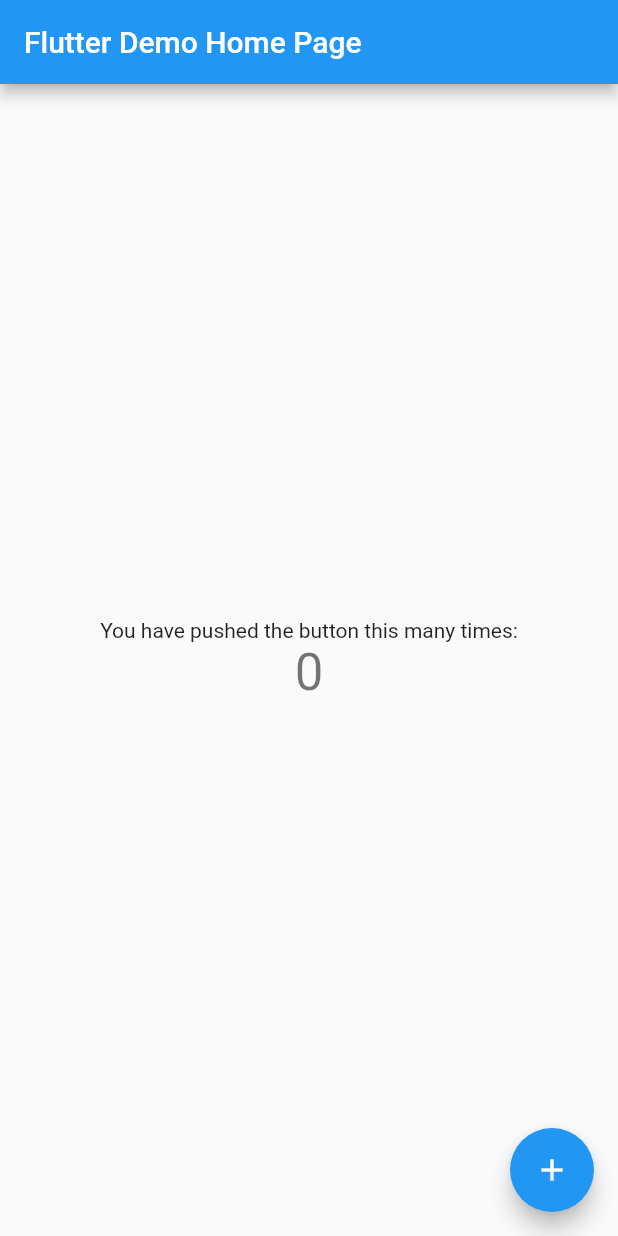
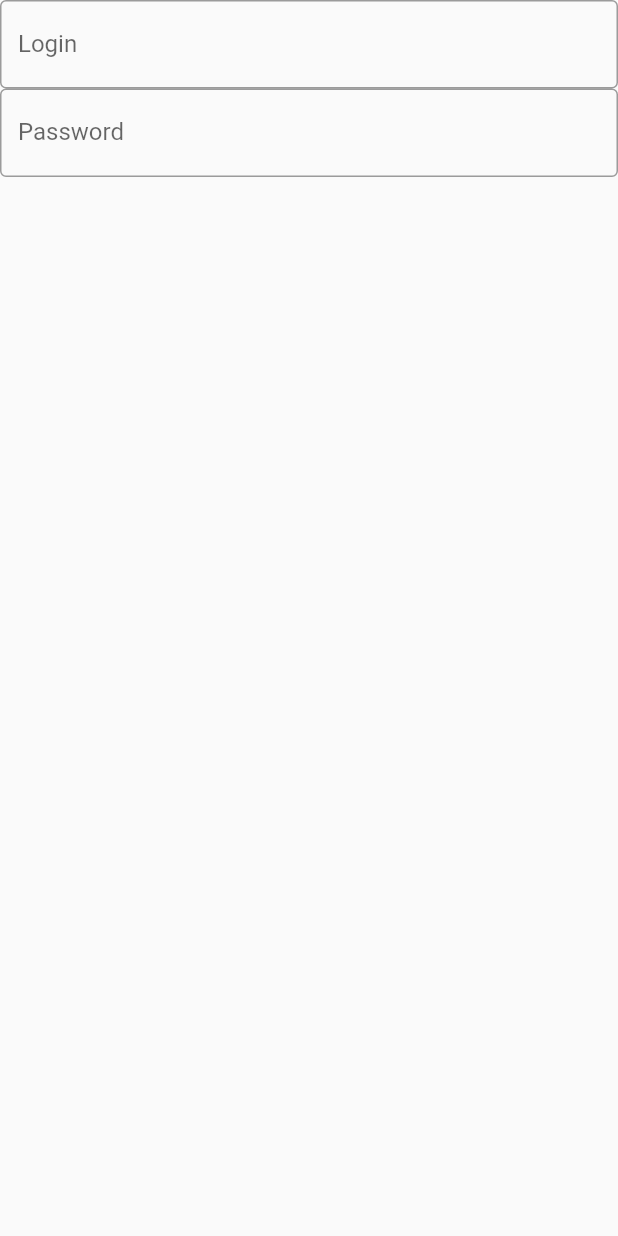
Before and after one commit to Fasteel/muscuapp, a Flutter app: the screen it shows after launch, on a phone screen of 412 x 824 dp. Run offline on Flutter 3.47's test engine with Material 2 defaults, Android fonts, the phone set to English and light mode, and no system bars.

```diff
--- a/frontend/lib/main.dart
+++ b/frontend/lib/main.dart
@@ -7,109 +7,50 @@ void main() {
 class MyApp extends StatelessWidget {
   const MyApp({Key? key}) : super(key: key);
 
-  // This widget is the root of your application.
   @override
   Widget build(BuildContext context) {
     return MaterialApp(
-      title: 'Flutter Demo',
+      title: 'Muscuapp',
       theme: ThemeData(
-        // This is the theme of your application.
-        //
-        // Try running your application with "flutter run". You'll see the
-        // application has a blue toolbar. Then, without quitting the app, try
-        // changing the primarySwatch below to Colors.green and then invoke
-        // "hot reload" (press "r" in the console where you ran "flutter run",
-        // or simply save your changes to "hot reload" in a Flutter IDE).
-        // Notice that the counter didn't reset back to zero; the application
-        // is not restarted.
         primarySwatch: Colors.blue,
       ),
-      home: const MyHomePage(title: 'Flutter Demo Home Page'),
+      home: const Login(),
     );
   }
 }
 
-class MyHomePage extends StatefulWidget {
-  const MyHomePage({Key? key, required this.title}) : super(key: key);
-
-  // This widget is the home page of your application. It is stateful, meaning
-  // that it has a State object (defined below) that contains fields that affect
-  // how it looks.
-
-  // This class is the configuration for the state. It holds the values (in this
-  // case the title) provided by the parent (in this case the App widget) and
-  // used by the build method of the State. Fields in a Widget subclass are
-  // always marked "final".
-
-  final String title;
+class Login extends StatefulWidget {
+  const Login({Key? key}) : super(key: key);
 
   @override
-  State<MyHomePage> createState() => _MyHomePageState();
+  _LoginState createState() => _LoginState();
 }
 
-class _MyHomePageState extends State<MyHomePage> {
-  int _counter = 0;
-
-  void _incrementCounter() {
-    setState(() {
-      // This call to setState tells the Flutter framework that something has
-      // changed in this State, which causes it to rerun the build method below
-      // so that the display can reflect the updated values. If we changed
-      // _counter without calling setState(), then the build method would not be
-      // called again, and so nothing would appear to happen.
-      _counter++;
-    });
-  }
+class _LoginState extends State<Login> {
+  final _formKey = GlobalKey<FormState>();
 
   @override
   Widget build(BuildContext context) {
-    // This method is rerun every time setState is called, for instance as done
-    // by the _incrementCounter method above.
-    //
-    // The Flutter framework has been optimized to make rerunning build methods
-    // fast, so that you can just rebuild anything that needs updating rather
-    // than having to individually change instances of widgets.
     return Scaffold(
-      appBar: AppBar(
-        // Here we take the value from the MyHomePage object that was created by
-        // the App.build method, and use it to set our appbar title.
-        title: Text(widget.title),
+        body: Form(
+      key: _formKey,
+      child: Column(
+        children: const <Widget>[
+          TextField(
+            decoration: InputDecoration(
+              border: OutlineInputBorder(),
+              labelText: 'Login',
+            ),
+          ),
+          TextField(
+            obscureText: true,
+            decoration: InputDecoration(
+              border: OutlineInputBorder(),
+              labelText: 'Password',
+            ),
+          ),
+        ],
       ),
-      body: Center(
-        // Center is a layout widget. It takes a single child and positions it
-        // in the middle of the parent.
-        child: Column(
-          // Column is also a layout widget. It takes a list of children and
-          // arranges them vertically. By default, it sizes itself to fit its
-          // children horizontally, and tries to be as tall as its parent.
-          //
-          // Invoke "debug painting" (press "p" in the console, choose the
-          // "Toggle Debug Paint" action from the Flutter Inspector in Android
-          // Studio, or the "Toggle Debug Paint" command in Visual Studio Code)
-          // to see the wireframe for each widget.
-          //
-          // Column has various properties to control how it sizes itself and
-          // how it positions its children. Here we use mainAxisAlignment to
-          // center the children vertically; the main axis here is the vertical
-          // axis because Columns are vertical (the cross axis would be
-          // horizontal).
-          mainAxisAlignment: MainAxisAlignment.center,
-          children: <Widget>[
-            const Text(
-              'You have pushed the button this many times:',
-            ),
-            Text(
-              '$_counter',
-              style: Theme.of(context).textTheme.headline4,
-            ),
-          ],
-        ),
-      ),
-      floatingActionButton: FloatingActionButton(
-        onPressed: _incrementCounter,
-        tooltip: 'Increment',
-        child: const Icon(Icons.add),
-      ), // This trailing comma makes auto-formatting nicer for build methods.
-    );
+    ));
   }
 }
--- a/frontend/pubspec.yaml
+++ b/frontend/pubspec.yaml
@@ -1,9 +1,9 @@
-name: frontend
+name: muscuapp
 description: A new Flutter project.
 
 # The following line prevents the package from being accidentally published to
 # pub.dev using `flutter pub publish`. This is preferred for private packages.
-publish_to: 'none' # Remove this line if you wish to publish to pub.dev
+publish_to: "none" # Remove this line if you wish to publish to pub.dev
 
 # The following defines the version and build number for your application.
 # A version number is three numbers separated by dots, like 1.2.43
@@ -30,7 +30,6 @@ dependencies:
   flutter:
     sdk: flutter
 
-
   # The following adds the Cupertino Icons font to your application.
   # Use with the CupertinoIcons class for iOS style icons.
   cupertino_icons: ^1.0.2
@@ -51,7 +50,6 @@ dev_dependencies:
 
 # The following section is specific to Flutter.
 flutter:
-
   # The following line ensures that the Material Icons font is
   # included with your application, so that you can use the icons in
   # the material Icons class.
```
Also changed, not shown: 10 other files.
